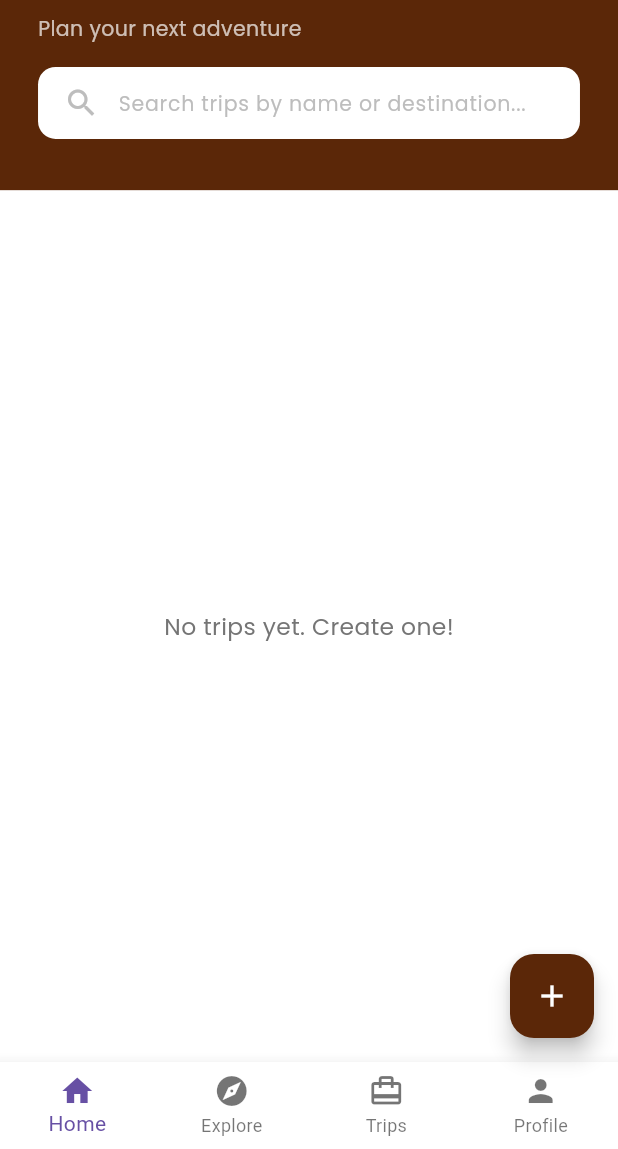
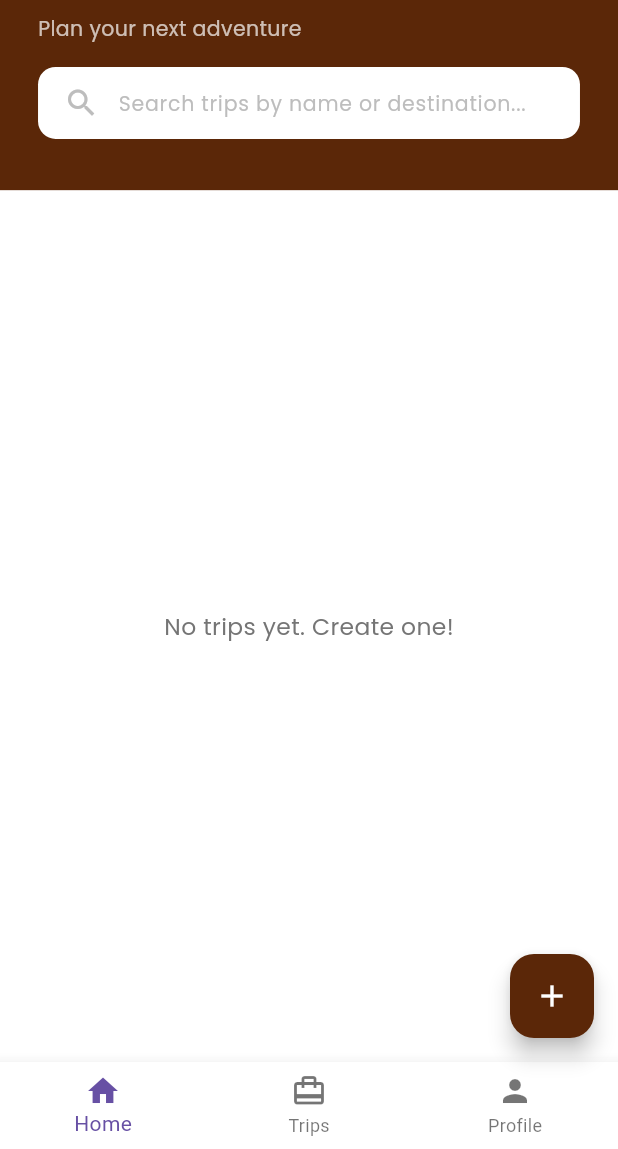
Before and after one commit to Jerai27/Lakbay_App, a Flutter app: the HomeScreen screen opened directly, on a phone screen of 412 x 824 dp, the part 87-1236 px from its top. Run offline on Flutter 3.47's test engine with Material 3 defaults, Android fonts, the phone set to English and light mode, and no system bars; our stand-ins replace flutter_screenutil, flutter_svg, google_fonts, image_picker.

Commit message:
Update home_screen.dart

```diff
--- a/lib/screens/home_screen.dart
+++ b/lib/screens/home_screen.dart
@@ -17,6 +17,7 @@ class HomeScreen extends StatefulWidget {
 }
 
 class _HomeScreenState extends State<HomeScreen> {
+  int _selectedIndex = 0;
   late String displayName;
   late List<Trip> trips;
   String? _selectedTripIdForDelete;
@@ -105,7 +106,8 @@ class _HomeScreenState extends State<HomeScreen> {
   Widget build(BuildContext context) {
     return Scaffold(
       backgroundColor: Colors.white,
-      body: SafeArea(
+      body: _selectedIndex == 0
+          ? SafeArea(
               child: Column(
                 children: [
                   Container(
@@ -199,30 +201,38 @@ class _HomeScreenState extends State<HomeScreen> {
                   ),
                 ],
               ),
+            )
+: _selectedIndex == 1
+              ? const Center(
+                  child: Text(
+                    'Coming Soon',
+                    style: TextStyle(fontSize: 18, fontWeight: FontWeight.w600),
                   ),
-      floatingActionButton: FloatingActionButton(
+                )
+              : const ProfileScreen(),
+
+      floatingActionButton: _selectedIndex == 0
+    ? FloatingActionButton(
         backgroundColor: AppColors.brownPrimary,
         onPressed: _showCreateTripModal,
         child: Icon(Icons.add, color: Colors.white),
-      ),
+      )
+    : null,
+
       bottomNavigationBar: BottomNavigationBar(
         type: BottomNavigationBarType.fixed,
         backgroundColor: Colors.white,
         elevation: 8,
         items: const [
           BottomNavigationBarItem(icon: Icon(Icons.home), label: 'Home'),
-          BottomNavigationBarItem(icon: Icon(Icons.explore), label: 'Explore'),
           BottomNavigationBarItem(icon: Icon(Icons.card_travel), label: 'Trips'),
           BottomNavigationBarItem(icon: Icon(Icons.person), label: 'Profile'),
         ],
-        currentIndex: 0,
+        currentIndex: _selectedIndex,
         onTap: (index) {
-          if (index == 3) {
-            Navigator.push(
-              context,
-              MaterialPageRoute(builder: (context) => const ProfileScreen()),
-            );
-          }
+          setState(() {
+            _selectedIndex = index;
+          });
         },
       ),
     );
@@ -335,7 +345,6 @@ class _HomeScreenState extends State<HomeScreen> {
                   ),
                 ],
               ),
-              // Delete button appears on top-right when selected
               if (isSelected)
                 Positioned(
                   top: 8.w,
@@ -365,7 +374,6 @@ class _HomeScreenState extends State<HomeScreen> {
                     ),
                   ),
                 ),
-              // Close button to deselect
               if (isSelected)
                 Positioned(
                   top: 8.w,
```
Lines whose indentation alone changed are shown as unchanged.
